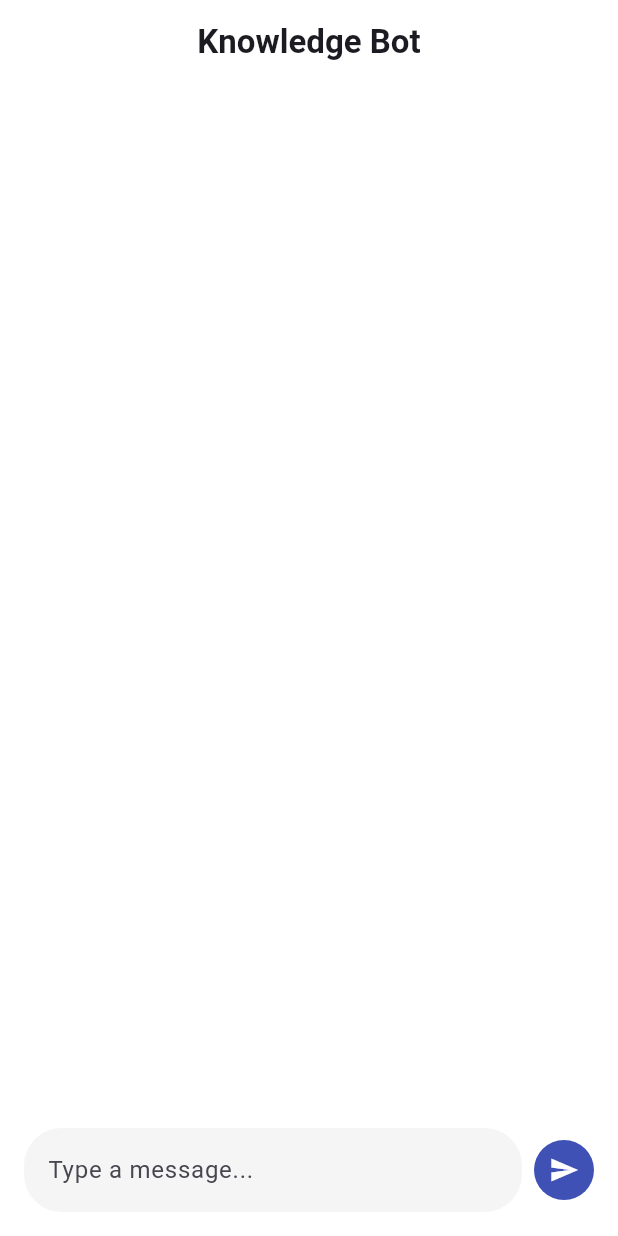
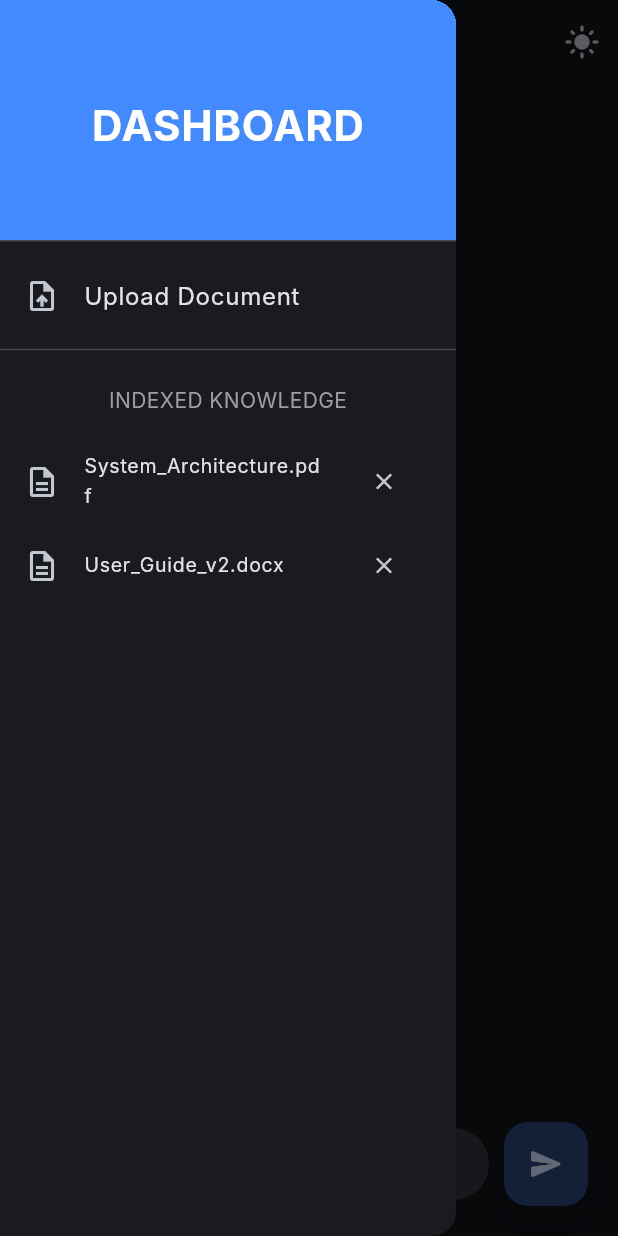
Before and after one commit to adriannn31/knowledge_bot_app, a Flutter app: the screen it shows after launch, with the side drawer open (before the commit the screen has no drawer), on a phone screen of 412 x 824 dp. Run offline on Flutter 3.47's test engine with Material 3 defaults, Android fonts, the phone set to English and light mode, and no system bars; our stand-ins replace file_picker, flutter_markdown; Roboto replaces fonts that are missing (Inter).

Commit message:
feat: added file management dashboard, memory buffer, and auto-key login

```diff
--- a/lib/main.dart
+++ b/lib/main.dart
@@ -2,147 +2,73 @@ import 'package:flutter/material.dart';
 import 'package:http/http.dart' as http;
 import 'dart:convert';
 import 'package:flutter_markdown/flutter_markdown.dart';
+import 'package:flutter/services.dart';
+import 'package:file_picker/file_picker.dart';
 
-void main() {
-  runApp(const KnowledgeBot());
+void main() => runApp(const KnowledgeBot());
+
+class KnowledgeBot extends StatefulWidget {
+  const KnowledgeBot({super.key});
+  @override
+  State<KnowledgeBot> createState() => _KnowledgeBotState();
 }
 
-class KnowledgeBot extends StatelessWidget {
-  const KnowledgeBot({super.key});
+class _KnowledgeBotState extends State<KnowledgeBot> {
+  bool _isDarkMode = true; // Default to dark for that "Pro" look
 
   @override
   Widget build(BuildContext context) {
     return MaterialApp(
       debugShowCheckedModeBanner: false,
-      title: 'Knowledge Bot',
       theme: ThemeData(
-        colorScheme: ColorScheme.fromSeed(seedColor: Colors.indigo),
+        brightness: _isDarkMode ? Brightness.dark : Brightness.light,
+        colorSchemeSeed: Colors.blueAccent,
         useMaterial3: true,
+        fontFamily: 'Inter',
       ),
-      home: const ChatScreen(apiKey: "sk_g3YUTaubxZF5SBq4ZVBHaZETOltj7nfU"),
+      home: ChatDashboard(
+        isDarkMode: _isDarkMode,
+        toggleTheme: () => setState(() => _isDarkMode = !_isDarkMode),
+      ),
     );
   }
 }
 
-class ApiKeyWrapper extends StatefulWidget {
-  const ApiKeyWrapper({super.key});
+class ChatDashboard extends StatefulWidget {
+  final bool isDarkMode;
+  final VoidCallback toggleTheme;
+  const ChatDashboard({super.key, required this.isDarkMode, required this.toggleTheme});
 
   @override
-  State<ApiKeyWrapper> createState() => _ApiKeyWrapperState();
+  State<ChatDashboard> createState() => _ChatDashboardState();
 }
 
-class _ApiKeyWrapperState extends State<ApiKeyWrapper> {
-  String? _key;
+class _ChatDashboardState extends State<ChatDashboard> {
+  // HARDCODED KEY FOR TESTING BRANCH
+  final String _apiKey = "sk_g3YUTaubxZF5SBq4ZVBHaZETOltj7nfU";
 
-  @override
-  void initState() {
-    super.initState();
-    Future.delayed(Duration.zero, _promptKey);
-  }
+  final List<Map<String, String>> _messages = [];
+  final List<String> _files = ["System_Architecture.pdf", "User_Guide_v2.docx"];
+  final TextEditingController _controller = TextEditingController();
+  final ScrollController _scrollController = ScrollController();
 
-  void _promptKey() {
-    showDialog(
-      context: context,
-      barrierDismissible: false,
-      builder: (context) {
-        String input = "";
-        return AlertDialog(
-          shape: RoundedRectangleBorder(borderRadius: BorderRadius.circular(24)),
-          title: const Column(
-            children: [
-              Icon(Icons.shield_moon_outlined, color: Colors.indigo, size: 42),
-              SizedBox(height: 12),
-              Text("System Access", style: TextStyle(fontWeight: FontWeight.bold)),
-            ],
-          ),
-          content: Column(
-            mainAxisSize: MainAxisSize.min,
-            children: [
-              const Text("Enter your secure credential to begin the session.",
-                  textAlign: TextAlign.center,
-                  style: TextStyle(fontSize: 14, color: Colors.black54)),
-              const SizedBox(height: 20),
-              TextField(
-                obscureText: true,
-                style: const TextStyle(letterSpacing: 2),
-                decoration: InputDecoration(
-                  hintText: "API Key",
-                  hintStyle: const TextStyle(letterSpacing: 0),
-                  filled: true,
-                  fillColor: const Color(0xFFF5F7FA),
-                  prefixIcon: const Icon(Icons.vpn_key_outlined),
-                  border: OutlineInputBorder(
-                      borderRadius: BorderRadius.circular(15),
-                      borderSide: BorderSide.none),
-                ),
-                onChanged: (v) => input = v,
-              ),
-            ],
-          ),
-          actions: [
-            SizedBox(
-              width: double.infinity,
-              child: ElevatedButton(
-                style: ElevatedButton.styleFrom(
-                  backgroundColor: Colors.indigo,
-                  foregroundColor: Colors.white,
-                  padding: const EdgeInsets.symmetric(vertical: 15),
-                  shape: RoundedRectangleBorder(
-                      borderRadius: BorderRadius.circular(12)),
-                ),
-                onPressed: () {
-                  if (input.trim().isNotEmpty) {
-                    setState(() => _key = input.trim());
-                    Navigator.pop(context);
-                  }
-                },
-                child: const Text("Initialize",
-                    style: TextStyle(fontWeight: FontWeight.bold)),
-              ),
-            )
-          ],
-        );
-      },
-    );
-  }
+  String _knowledgeContext = ""; // Simulated RAG context
+  bool _isTyping = false;
 
-  @override
-  Widget build(BuildContext context) {
-    if (_key == null)
-      return const Scaffold(body: Center(child: CircularProgressIndicator()));
-    return ChatScreen(apiKey: _key!);
+  void _uploadFile() async {
+    FilePickerResult? result = await FilePicker.platform.pickFiles(type: FileType.any);
+    if (result != null) {
+      setState(() {
+        String name = result.files.single.name;
+        _files.add(name);
+        _knowledgeContext += "\n[Context from $name: This is a simulated document content about $name.]";
+      });
+      _showToast("File Indexed Successfully");
     }
   }
 
-class ChatScreen extends StatefulWidget {
-  final String apiKey;
-  const ChatScreen({super.key, required this.apiKey});
-
-  @override
-  State<ChatScreen> createState() => _ChatScreenState();
-}
-
-class _ChatScreenState extends State<ChatScreen> {
-  final List<Map<String, String>> _messages = [];
-  final TextEditingController _controller = TextEditingController();
-  final ScrollController _scrollController = ScrollController();
-  bool _isTyping = false;
-
-  // ✅ FIX 1: Correct base URL — no CORS proxy needed for mobile.
-  // For Flutter Web, re-enable the proxyUrl line below.
-  static const String _baseUrl = 'https://gen.pollinations.ai/v1/chat/completions';
-  // static const String _proxyUrl = 'https://corsproxy.io/?';  // ← uncomment for Web
-
-  void _scrollToBottom() {
-    WidgetsBinding.instance.addPostFrameCallback((_) {
-      if (_scrollController.hasClients) {
-        _scrollController.animateTo(
-          _scrollController.position.maxScrollExtent,
-          duration: const Duration(milliseconds: 300),
-          curve: Curves.easeOut,
-        );
-      }
-    });
+  void _showToast(String msg) {
+    ScaffoldMessenger.of(context).showSnackBar(SnackBar(content: Text(msg), behavior: SnackBarBehavior.floating));
   }
 
   Future<void> _sendMessage(String text) async {
@@ -152,133 +78,135 @@ class _ChatScreenState extends State<ChatScreen> {
       _isTyping = true;
     });
     _controller.clear();
-    _scrollToBottom();
 
     try {
       final response = await http.post(
-        Uri.parse(_baseUrl), // swap to _proxyUrl + _baseUrl for Flutter Web
-        headers: {
-          'Content-Type': 'application/json',
-          'Authorization': 'Bearer ${widget.apiKey}',
-        },
+        Uri.parse("https://gen.pollinations.ai/v1/chat/completions"),
+        headers: {'Content-Type': 'application/json', 'Authorization': 'Bearer $_apiKey'},
         body: jsonEncode({
-          // ✅ FIX 2: Use 'openai' — it's a valid free model on Pollinations
-          // Other options: 'openai-large', 'mistral', 'claude-hybridspace'
           'model': 'openai',
-          'messages': _messages,
-          // ✅ FIX 3: Removed 'jsonMode' — not a standard field, can cause errors
+          'messages': [
+            {"role": "system", "content": "You are a Professional AI with access to these documents: $_files. Context: $_knowledgeContext"},
+            ..._messages.length > 8 ? _messages.sublist(_messages.length - 8) : _messages
+          ],
         }),
-      ).timeout(const Duration(seconds: 30));
+      );
 
       if (response.statusCode == 200) {
         final data = jsonDecode(response.body);
-        // ✅ FIX 4: Added null-safe access with a fallback message
-        final reply =
-            data['choices']?[0]?['message']?['content'] ?? '(No response)';
-        setState(() {
-          _messages.add({"role": "assistant", "content": reply});
-        });
-      } else {
-        setState(() {
-          _messages.add({
-            "role": "assistant",
-            "content":
-                "⚠️ Error ${response.statusCode}: ${response.reasonPhrase ?? 'Request failed'}.\n\nDouble-check your API key and try again."
-          });
-        });
+        setState(() => _messages.add({"role": "assistant", "content": data['choices'][0]['message']['content']}));
       }
     } catch (e) {
-      setState(() {
-        _messages.add({
-          "role": "assistant",
-          "content":
-              "⚠️ Connection failed: ${e.toString()}\n\nCheck your internet connection or CORS proxy settings."
-        });
-      });
+      setState(() => _messages.add({"role": "assistant", "content": "Error reaching server."}));
     } finally {
       setState(() => _isTyping = false);
-      _scrollToBottom();
     }
   }
 
   @override
   Widget build(BuildContext context) {
     return Scaffold(
-      backgroundColor: Colors.white,
+      drawer: _buildDrawer(),
       appBar: AppBar(
-        title: const Text("Knowledge Bot",
-            style: TextStyle(fontWeight: FontWeight.bold)),
-        centerTitle: true,
-        backgroundColor: Colors.white,
+        title: const Text("KNOWLEDGE BOT", style: TextStyle(fontWeight: FontWeight.w900, letterSpacing: 1.2)),
+        actions: [
+          IconButton(icon: Icon(widget.isDarkMode ? Icons.light_mode : Icons.dark_mode), onPressed: widget.toggleTheme),
+        ],
       ),
       body: Column(
         children: [
           Expanded(
             child: ListView.builder(
-              controller: _scrollController,
-              padding: const EdgeInsets.all(16),
+              padding: const EdgeInsets.symmetric(horizontal: 20, vertical: 10),
               itemCount: _messages.length,
-              itemBuilder: (context, i) {
-                bool isUser = _messages[i]['role'] == 'user';
-                return Align(
-                  alignment:
-                      isUser ? Alignment.centerRight : Alignment.centerLeft,
-                  child: Container(
-                    constraints: BoxConstraints(
-                        maxWidth: MediaQuery.of(context).size.width * 0.75),
-                    margin: const EdgeInsets.symmetric(vertical: 8),
-                    padding: const EdgeInsets.all(14),
-                    decoration: BoxDecoration(
-                      color: isUser ? Colors.indigo : const Color(0xFFF1F3F9),
-                      borderRadius: BorderRadius.circular(16),
+              itemBuilder: (context, i) => _buildMessageRow(_messages[i]),
             ),
-                    child: MarkdownBody(
-                      data: _messages[i]['content']!,
-                      styleSheet: MarkdownStyleSheet(
-                        p: TextStyle(
-                            color:
-                                isUser ? Colors.white : Colors.black87,
-                            fontSize: 15),
+          ),
+          if (_isTyping) const LinearProgressIndicator(),
+          _buildInputArea(),
+        ],
+      ),
+    );
+  }
+
+  Widget _buildDrawer() {
+    return Drawer(
+      child: Column(
+        children: [
+          const DrawerHeader(
+            decoration: BoxDecoration(color: Colors.blueAccent),
+            child: Center(child: Text("DASHBOARD", style: TextStyle(color: Colors.white, fontSize: 28, fontWeight: FontWeight.bold))),
+          ),
+          ListTile(
+            leading: const Icon(Icons.upload_file),
+            title: const Text("Upload Document"),
+            onTap: _uploadFile,
+          ),
+          const Divider(),
+          const Padding(padding: EdgeInsets.all(16.0), child: Text("INDEXED KNOWLEDGE", style: TextStyle(color: Colors.grey))),
+          Expanded(
+            child: ListView.builder(
+              itemCount: _files.length,
+              itemBuilder: (context, i) => ListTile(
+                leading: const Icon(Icons.description_outlined),
+                title: Text(_files[i], style: const TextStyle(fontSize: 13)),
+                trailing: IconButton(icon: const Icon(Icons.close, size: 18), onPressed: () => setState(() => _files.removeAt(i))),
               ),
             ),
           ),
+        ],
+      ),
     );
-              },
+  }
+
+  Widget _buildMessageRow(Map<String, String> msg) {
+    bool isUser = msg['role'] == 'user';
+    return Padding(
+      padding: const EdgeInsets.symmetric(vertical: 10),
+      child: Row(
+        mainAxisAlignment: isUser ? MainAxisAlignment.end : MainAxisAlignment.start,
+        children: [
+          if (!isUser) CircleAvatar(backgroundColor: Colors.blueAccent.withOpacity(0.2), child: const Icon(Icons.auto_awesome, size: 18)),
+          const SizedBox(width: 10),
+          Flexible(
+            child: Container(
+              padding: const EdgeInsets.all(14),
+              decoration: BoxDecoration(
+                color: isUser ? Colors.blueAccent : (widget.isDarkMode ? Colors.white10 : Colors.grey[100]),
+                borderRadius: BorderRadius.circular(18),
+              ),
+              child: MarkdownBody(
+                data: msg['content']!,
+                styleSheet: MarkdownStyleSheet(
+                  p: TextStyle(color: isUser ? Colors.white : (widget.isDarkMode ? Colors.white : Colors.black87)),
                 ),
               ),
-          if (_isTyping)
-            const Padding(
-                padding: EdgeInsets.symmetric(horizontal: 20),
-                child: LinearProgressIndicator(minHeight: 1)),
-          Container(
-            padding: const EdgeInsets.all(16),
+            ),
+          ),
+        ],
+      ),
+    );
+  }
+
+  Widget _buildInputArea() {
+    return Container(
+      padding: const EdgeInsets.all(20),
       child: Row(
         children: [
           Expanded(
             child: TextField(
               controller: _controller,
               decoration: InputDecoration(
-                      hintText: "Type a message...",
+                hintText: "Ask about your data...",
                 filled: true,
-                      fillColor: Colors.grey[100],
-                      border: OutlineInputBorder(
-                          borderRadius: BorderRadius.circular(25),
-                          borderSide: BorderSide.none),
+                border: OutlineInputBorder(borderRadius: BorderRadius.circular(30), borderSide: BorderSide.none),
+                contentPadding: const EdgeInsets.symmetric(horizontal: 20),
               ),
               onSubmitted: _sendMessage,
             ),
           ),
-                const SizedBox(width: 8),
-                CircleAvatar(
-                  backgroundColor: Colors.indigo,
-                  child: IconButton(
-                    icon: const Icon(Icons.send, color: Colors.white, size: 20),
-                    onPressed: () => _sendMessage(_controller.text),
-                  ),
-                ),
-              ],
-            ),
-          ),
+          const SizedBox(width: 10),
+          FloatingActionButton(onPressed: () => _sendMessage(_controller.text), child: const Icon(Icons.send_rounded)),
         ],
       ),
     );
--- a/pubspec.yaml
+++ b/pubspec.yaml
@@ -15,6 +15,8 @@ dependencies:
   flutter_dotenv: ^6.0.0
   cupertino_icons: ^1.0.8
   flutter_markdown: ^0.7.7+1
+  file_picker: ^8.0.0      # <--- This fixes your 'FilePickerResult' error
+  path: ^1.9.0             # Helpful for handling file names
 
 dev_dependencies:
   flutter_test:
```
Also changed, not shown: pubspec.lock, 1 other file. Lines whose indentation alone changed are shown as unchanged.
